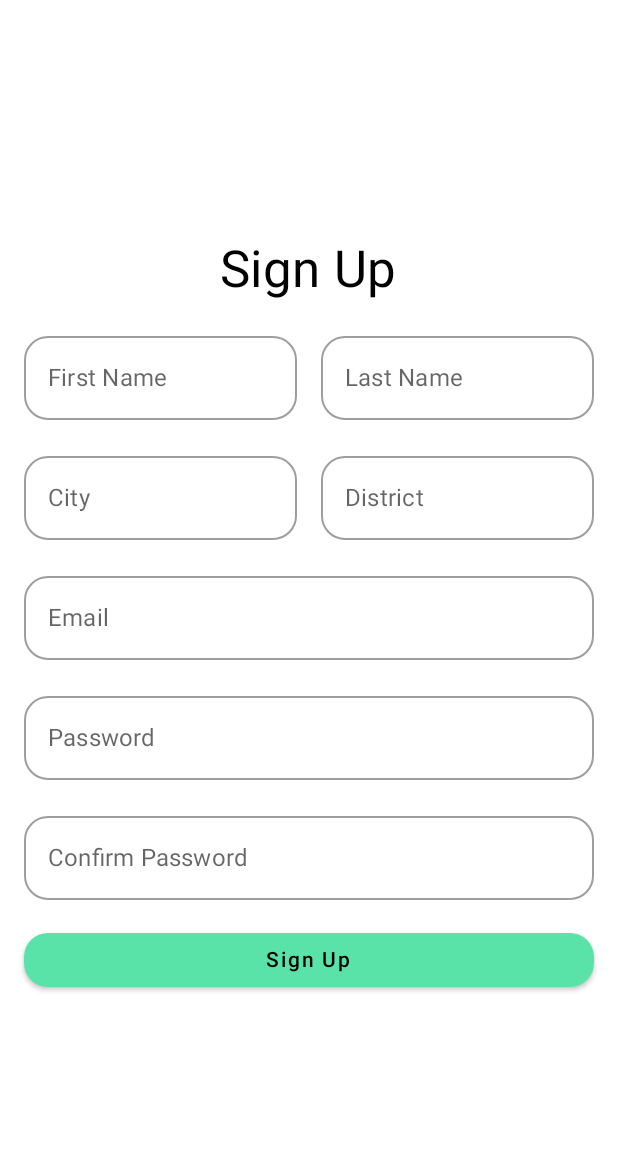
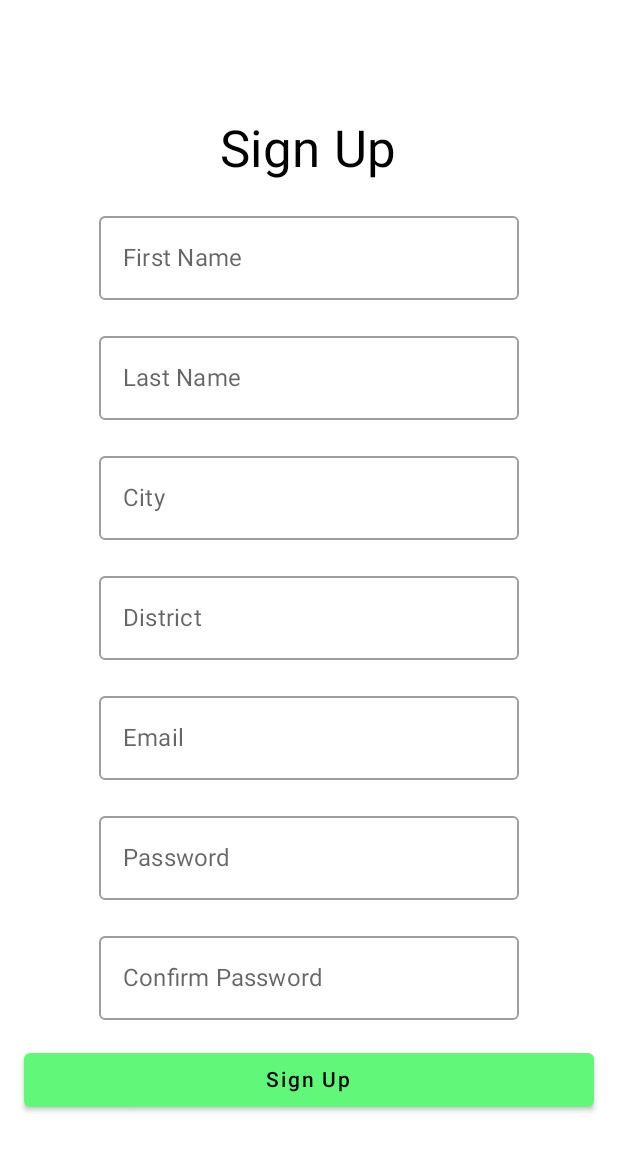
Before and after one commit to biharamalith/Loon, an Android app built with Jetpack Compose: the composable SignUpUI shown on its own in the app's theme, after a tap on "Sign Up", on a phone screen of 412 x 824 dp. Shown: the top 1151 px of the screen. Run offline under Robolectric (Android 15) with nearby library versions, the phone set to English and light mode, and no system bars; our stand-ins replace Firebase (no records; nobody signed in at launch, a user with empty details on screens opened directly).

```diff
--- a/app/src/main/java/com/nibm/loon/ui/signUpScreen/SignUpScreen.kt
+++ b/app/src/main/java/com/nibm/loon/ui/signUpScreen/SignUpScreen.kt
@@ -1,41 +1,50 @@
 package com.nibm.loon.ui.signUpScreen
 
 import android.os.Bundle
+import android.widget.Toast
 import androidx.activity.ComponentActivity
 import androidx.activity.compose.setContent
 import androidx.compose.foundation.layout.*
-import androidx.compose.foundation.shape.RoundedCornerShape
-//noinspection UsingMaterialAndMaterial3Libraries
 import androidx.compose.material.*
 import androidx.compose.runtime.*
 import androidx.compose.ui.Alignment
 import androidx.compose.ui.Modifier
 import androidx.compose.ui.graphics.Color
 import androidx.compose.ui.text.input.PasswordVisualTransformation
-import androidx.compose.ui.tooling.preview.Preview
 import androidx.compose.ui.unit.dp
-import com.nibm.loon.ui.theme.LightGreenColor
+import com.google.firebase.auth.FirebaseAuth
+import com.google.firebase.auth.UserProfileChangeRequest
+import com.google.firebase.auth.ktx.auth
+import com.google.firebase.database.ktx.database
+import com.google.firebase.ktx.Firebase
 
 class SignUpScreen : ComponentActivity() {
+
+    private lateinit var auth: FirebaseAuth
+
     override fun onCreate(savedInstanceState: Bundle?) {
         super.onCreate(savedInstanceState)
+        auth = Firebase.auth
+
         setContent {
-            SignUpUI(onSignUpSuccess = {
-                finish() // Return to the login page
-            })
+            SignUpUI(
+                onSignUpSuccess = {
+                    Toast.makeText(this, "Sign Up Successful! Welcome!", Toast.LENGTH_SHORT).show()
+                    finish()
+                },
+                onSignUpFailure = { message ->
+                    Toast.makeText(this, message, Toast.LENGTH_SHORT).show()
+                }
+            )
         }
     }
 }
 
-@Preview(showBackground = true)
-@Composable
-fun PreviewLoginUI() {
-    SignUpUI(onSignUpSuccess = {})
-}
 
 @Composable
 fun SignUpUI(
-    onSignUpSuccess: () -> Unit
+    onSignUpSuccess: () -> Unit,
+    onSignUpFailure: (String) -> Unit
 ) {
     var firstName by remember { mutableStateOf("") }
     var lastName by remember { mutableStateOf("") }
@@ -44,93 +53,143 @@ fun SignUpUI(
     var email by remember { mutableStateOf("") }
     var password by remember { mutableStateOf("") }
     var confirmPassword by remember { mutableStateOf("") }
+
     Box(
         modifier = Modifier.fillMaxSize(),
         contentAlignment = Alignment.Center
     ) {
         Column(
+            modifier = Modifier.padding(16.dp),
             horizontalAlignment = Alignment.CenterHorizontally,
-            verticalArrangement = Arrangement.spacedBy(16.dp),
-            modifier = Modifier.padding(16.dp)
+            verticalArrangement = Arrangement.spacedBy(16.dp)
         ) {
             Text("Sign Up", style = MaterialTheme.typography.h4)
-            Row(
-                modifier = Modifier.fillMaxWidth(),
-                horizontalArrangement = Arrangement.spacedBy(16.dp)
-            ) {
-                OutlinedTextField(
-                    value = firstName,
-                    onValueChange = { firstName = it },
-                    label = { Text("First Name") },
-                    shape = RoundedCornerShape(16.dp),
-                    modifier = Modifier.weight(1f)
-                )
-                OutlinedTextField(
-                    value = lastName,
-                    onValueChange = { lastName = it },
-                    label = { Text("Last Name") },
-                    shape = RoundedCornerShape(16.dp),
-                    modifier = Modifier.weight(1f)
-                )
-            }
-            Row(
-                modifier = Modifier.fillMaxWidth(),
-                horizontalArrangement = Arrangement.spacedBy(16.dp)
-            ) {
-                OutlinedTextField(
-                    value = city,
-                    onValueChange = { city = it },
-                    label = { Text("City") },
-                    shape = RoundedCornerShape(16.dp),
-                    modifier = Modifier.weight(1f)
-                )
-                OutlinedTextField(
-                    value = district,
-                    onValueChange = { district = it },
-                    label = { Text("District") },
-                    shape = RoundedCornerShape(16.dp),
-                    modifier = Modifier.weight(1f)
-                )
-            }
-            OutlinedTextField(
-                value = email,
-                onValueChange = { email = it },
-                label = { Text("Email") },
-                shape = RoundedCornerShape(16.dp),
-                modifier = Modifier.fillMaxWidth()
-            )
+
+            OutlinedTextField(value = firstName, onValueChange = { firstName = it }, label = { Text("First Name") })
+            OutlinedTextField(value = lastName, onValueChange = { lastName = it }, label = { Text("Last Name") })
+            OutlinedTextField(value = city, onValueChange = { city = it }, label = { Text("City") })
+            OutlinedTextField(value = district, onValueChange = { district = it }, label = { Text("District") })
+            OutlinedTextField(value = email, onValueChange = { email = it }, label = { Text("Email") })
             OutlinedTextField(
                 value = password,
                 onValueChange = { password = it },
                 label = { Text("Password") },
-                shape = RoundedCornerShape(16.dp),
-                visualTransformation = PasswordVisualTransformation(),
-                modifier = Modifier.fillMaxWidth()
+                visualTransformation = PasswordVisualTransformation()
             )
             OutlinedTextField(
                 value = confirmPassword,
                 onValueChange = { confirmPassword = it },
                 label = { Text("Confirm Password") },
-                shape = RoundedCornerShape(16.dp),
-                visualTransformation = PasswordVisualTransformation(),
-                modifier = Modifier.fillMaxWidth()
+                visualTransformation = PasswordVisualTransformation()
             )
+
             Button(
                 onClick = {
                     if (password == confirmPassword) {
-                        onSignUpSuccess()
+                        checkAndSignUpUser(
+                            email = email,
+                            password = password,
+                            firstName = firstName,
+                            lastName = lastName,
+                            city = city,
+                            district = district,
+                            onSignUpSuccess = {
+                                onSignUpSuccess()
+                                // Clear all fields upon success
+                                firstName = ""
+                                lastName = ""
+                                city = ""
+                                district = ""
+                                email = ""
+                                password = ""
+                                confirmPassword = ""
+                            },
+                            onSignUpFailure = onSignUpFailure
+                        )
                     } else {
-                        // Show error
+                        onSignUpFailure("Passwords do not match.")
                     }
                 },
                 modifier = Modifier.fillMaxWidth(),
-                shape = RoundedCornerShape(16.dp),
-                colors = ButtonDefaults.buttonColors(
-                    backgroundColor = LightGreenColor
-                )
+                colors = ButtonDefaults.buttonColors(backgroundColor = Color(0xFF61F879))
             ) {
                 Text("Sign Up")
             }
         }
     }
 }
+
+fun checkAndSignUpUser(
+    email: String,
+    password: String,
+    firstName: String,
+    lastName: String,
+    city: String,
+    district: String,
+    onSignUpSuccess: () -> Unit,
+    onSignUpFailure: (String) -> Unit
+) {
+    FirebaseAuth.getInstance().fetchSignInMethodsForEmail(email)
+        .addOnCompleteListener { task ->
+            if (task.isSuccessful) {
+                val methods = task.result?.signInMethods
+                if (methods.isNullOrEmpty()) {
+                    // Email is available, proceed with sign up
+                    createNewUser(email, password, firstName, lastName, city, district, onSignUpSuccess, onSignUpFailure)
+                } else {
+                    onSignUpFailure("An account with this email already exists.")
+                }
+            } else {
+                onSignUpFailure("Error checking email: ${task.exception?.message}")
+            }
+        }
+}
+
+fun createNewUser(
+    email: String,
+    password: String,
+    firstName: String,
+    lastName: String,
+    city: String,
+    district: String,
+    onSignUpSuccess: () -> Unit,
+    onSignUpFailure: (String) -> Unit
+) {
+    FirebaseAuth.getInstance().createUserWithEmailAndPassword(email, password)
+        .addOnCompleteListener { task ->
+            if (task.isSuccessful) {
+                val user = task.result?.user ?: return@addOnCompleteListener onSignUpFailure("User creation failed.")
+                val uid = user.uid
+
+                val userMap = mapOf(
+                    "firstName" to firstName,
+                    "lastName" to lastName,
+                    "city" to city,
+                    "district" to district,
+                    "email" to email
+                )
+
+                Firebase.database.reference.child("users").child(uid).setValue(userMap)
+                    .addOnCompleteListener { dbTask ->
+                        if (dbTask.isSuccessful) {
+                            val profileUpdates = UserProfileChangeRequest.Builder()
+                                .setDisplayName("$firstName $lastName")
+                                .build()
+
+                            user.updateProfile(profileUpdates)
+                                .addOnCompleteListener { profileTask ->
+                                    if (profileTask.isSuccessful) {
+                                        onSignUpSuccess()
+                                    } else {
+                                        onSignUpFailure("Failed to update profile: ${profileTask.exception?.message}")
+                                    }
+                                }
+                        } else {
+                            onSignUpFailure("Failed to save user data: ${dbTask.exception?.message}")
+                        }
+                    }
+            } else {
+                onSignUpFailure("Sign Up Failed: ${task.exception?.message}")
+            }
+        }
+}
```
